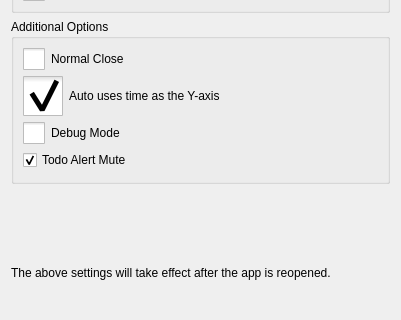
The window that src/Preferences.ui (ic005k/Knot-Legacy) describes before a commit, drawn with Qt 5; both pictures show x 0 to 401 and y 201 to 521 of the 401 by 623 pixel window.
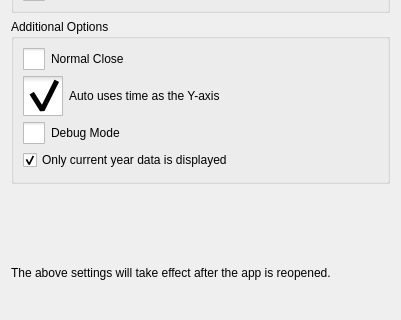
The same window after the commit. Icons and pictures are not drawn.

```diff
--- a/src/Preferences.ui
+++ b/src/Preferences.ui
@@ -199,7 +199,7 @@
       <item row="3" column="0">
        <widget class="QCheckBox" name="chkMute">
         <property name="text">
-         <string>Todo Alert Mute</string>
+         <string>Only current year data is displayed</string>
         </property>
         <property name="checked">
          <bool>true</bool>
```
Left out of the diff: 2 changed lines with no effect on the pictures.
